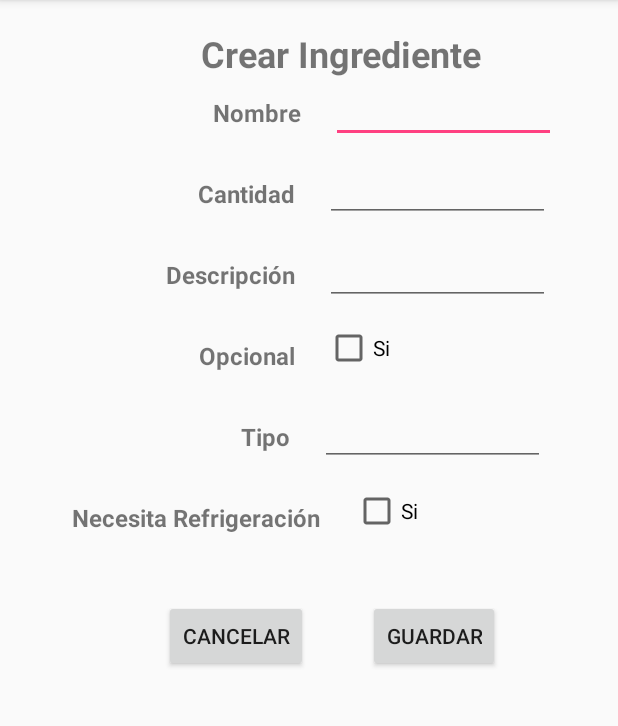
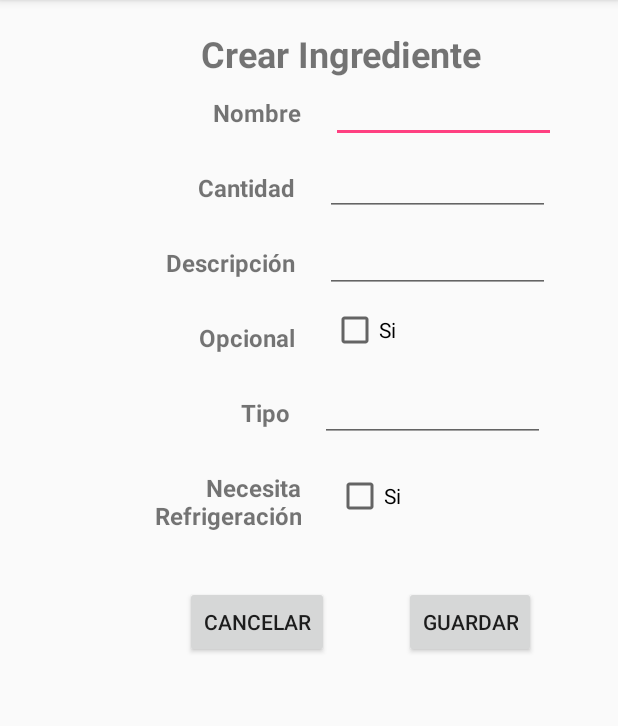
Before and after one commit to darwinguz/AppMov2018A-ExamenBimestral, an Android app: the CrearIngredienteActivity screen opened directly, with no data from a screen before it, on a phone screen of 412 x 824 dp, the part 84-810 px from its top. Run offline under Robolectric (Android 15) with nearby library versions, the phone set to English and light mode, and no system bars.

Commit message:
Interfaces graficas listas

```diff
--- a/app/src/main/res/layout/activity_crear_comida.xml
+++ b/app/src/main/res/layout/activity_crear_comida.xml
@@ -73,9 +73,10 @@
 
     <TextView
         android:id="@+id/lbl_numero_personas_comida"
-        android:layout_width="wrap_content"
-        android:layout_height="wrap_content"
+        android:layout_width="118dp"
+        android:layout_height="38dp"
         android:layout_marginTop="45dp"
+        android:gravity="right|center_vertical"
         android:text="@string/str_numero_personas"
         android:textSize="16sp"
         android:textStyle="bold"
@@ -95,6 +96,7 @@
         android:textSize="16sp"
         android:textStyle="bold"
         app:layout_constraintEnd_toEndOf="@+id/lbl_numero_personas_comida"
+        app:layout_constraintHorizontal_bias="0.84"
         app:layout_constraintStart_toStartOf="@+id/lbl_numero_personas_comida"
         app:layout_constraintTop_toBottomOf="@+id/lbl_numero_personas_comida" />
 
--- a/app/src/main/res/layout/activity_crear_ingrediente.xml
+++ b/app/src/main/res/layout/activity_crear_ingrediente.xml
@@ -64,7 +64,7 @@
         android:layout_height="wrap_content"
         android:layout_marginEnd="8dp"
         android:layout_marginRight="8dp"
-        android:layout_marginTop="32dp"
+        android:layout_marginTop="28dp"
         android:text="@string/str_cantidad"
         android:textSize="16sp"
         android:textStyle="bold"
@@ -77,7 +77,7 @@
         android:id="@+id/lbl_descripcion_crear_ingrediente"
         android:layout_width="wrap_content"
         android:layout_height="wrap_content"
-        android:layout_marginTop="32dp"
+        android:layout_marginTop="28dp"
         android:text="@string/str_descripcion"
         android:textSize="16sp"
         android:textStyle="bold"
@@ -90,7 +90,7 @@
         android:id="@+id/lbl_opcional_crear_ingrediente"
         android:layout_width="wrap_content"
         android:layout_height="wrap_content"
-        android:layout_marginTop="32dp"
+        android:layout_marginTop="28dp"
         android:text="@string/str_opcional"
         android:textSize="16sp"
         android:textStyle="bold"
@@ -99,14 +99,15 @@
 
     <TextView
         android:id="@+id/lbl_necesita_refrigeracion_crear_ingrediente"
-        android:layout_width="wrap_content"
+        android:layout_width="121dp"
         android:layout_height="wrap_content"
-        android:layout_marginTop="32dp"
+        android:layout_marginTop="28dp"
+        android:gravity="right|center_vertical"
         android:text="@string/str_necesita_refrigeracion"
         android:textSize="16sp"
         android:textStyle="bold"
         app:layout_constraintEnd_toEndOf="@+id/lbl_tipo_crear_ingrediente"
-        app:layout_constraintHorizontal_bias="0.851"
+        app:layout_constraintHorizontal_bias="0.92"
         app:layout_constraintStart_toStartOf="@+id/lbl_tipo_crear_ingrediente"
         app:layout_constraintTop_toBottomOf="@+id/lbl_tipo_crear_ingrediente" />
 
@@ -116,7 +117,7 @@
         android:layout_height="wrap_content"
         android:layout_marginLeft="8dp"
         android:layout_marginStart="8dp"
-        android:layout_marginTop="32dp"
+        android:layout_marginTop="28dp"
         android:text="@string/str_tipo"
         android:textSize="16sp"
         android:textStyle="bold"
@@ -129,8 +130,8 @@
         android:id="@+id/btn_guardar_crear_ingrediente"
         android:layout_width="wrap_content"
         android:layout_height="wrap_content"
-        android:layout_marginLeft="40dp"
-        android:layout_marginStart="40dp"
+        android:layout_marginLeft="50dp"
+        android:layout_marginStart="50dp"
         android:layout_marginTop="8dp"
         android:text="@string/str_guardar"
         app:layout_constraintBottom_toBottomOf="@+id/btn_cancelar_crear_ingrediente"
@@ -142,14 +143,10 @@
         android:id="@+id/btn_cancelar_crear_ingrediente"
         android:layout_width="wrap_content"
         android:layout_height="wrap_content"
-        android:layout_marginEnd="8dp"
-        android:layout_marginLeft="8dp"
-        android:layout_marginRight="8dp"
-        android:layout_marginStart="8dp"
-        android:layout_marginTop="44dp"
+        android:layout_marginLeft="44dp"
+        android:layout_marginStart="44dp"
+        android:layout_marginTop="36dp"
         android:text="@string/str_cancelar"
-        app:layout_constraintEnd_toEndOf="@+id/lbl_necesita_refrigeracion_crear_ingrediente"
-        app:layout_constraintHorizontal_bias="1.0"
         app:layout_constraintStart_toStartOf="@+id/lbl_necesita_refrigeracion_crear_ingrediente"
         app:layout_constraintTop_toBottomOf="@+id/lbl_necesita_refrigeracion_crear_ingrediente" />
 
@@ -171,8 +168,8 @@
         android:id="@+id/chk_opcional_crear_ingrediente"
         android:layout_width="wrap_content"
         android:layout_height="wrap_content"
-        android:layout_marginLeft="20dp"
-        android:layout_marginStart="20dp"
+        android:layout_marginLeft="24dp"
+        android:layout_marginStart="24dp"
         android:layout_marginTop="8dp"
         android:text="@string/str_si"
         app:layout_constraintBottom_toBottomOf="@+id/lbl_opcional_crear_ingrediente"
--- a/app/src/main/res/layout/lista_fila_comida.xml
+++ b/app/src/main/res/layout/lista_fila_comida.xml
@@ -27,7 +27,7 @@
         android:orientation="horizontal">
 
         <LinearLayout
-            android:layout_width="517dp"
+            android:layout_width="244dp"
             android:layout_height="match_parent"
             android:layout_weight="1"
             android:orientation="vertical">
@@ -57,11 +57,12 @@
 
         <Button
             android:id="@+id/btn_ingredientes_lista_comida"
-            android:layout_width="match_parent"
+            android:layout_width="wrap_content"
             android:layout_height="match_parent"
             android:layout_weight="1"
             android:background="@color/colorButtonBlack"
             android:text="@string/str_ingredientes"
+            android:textSize="12sp"
             tools:layout_editor_absoluteX="248dp"
             tools:layout_editor_absoluteY="40dp" />
     </LinearLayout>
```
